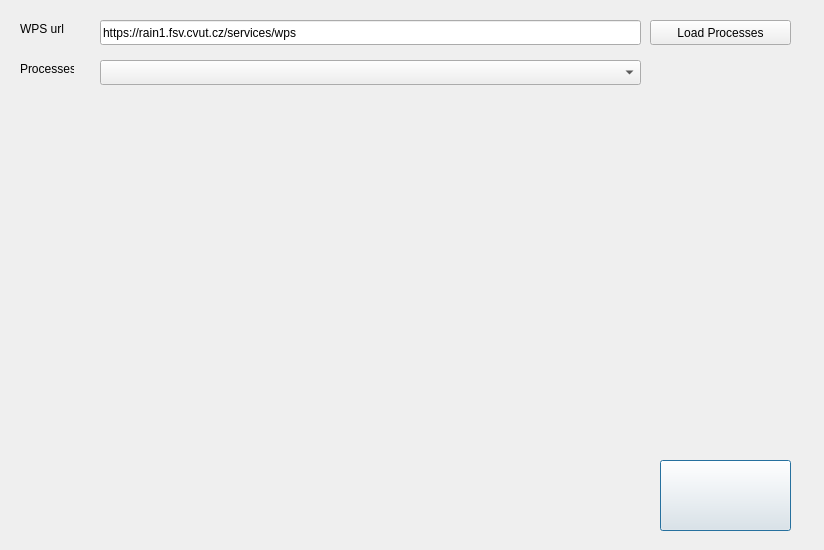
The window that wps_dialog_base.ui (pixalytics-ltd/qgis-wps-plugin) describes before a commit, drawn with Qt 5.
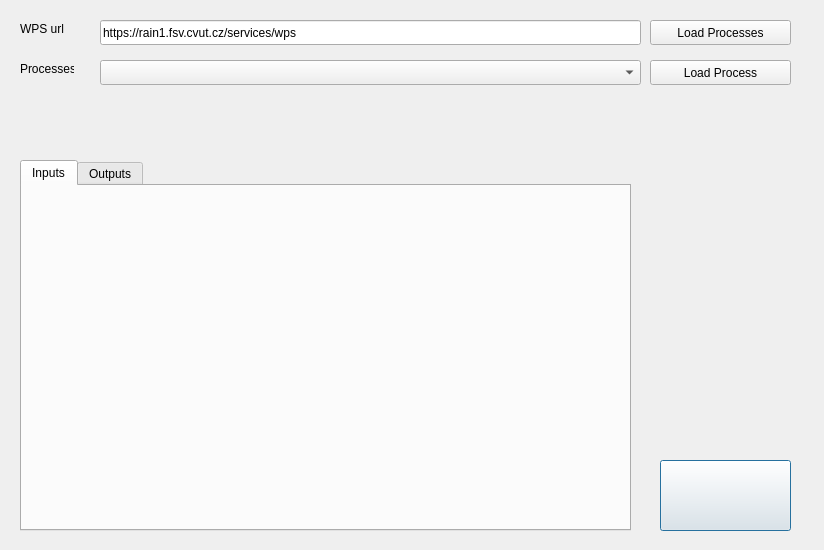
The same window after the commit. Icons and pictures are not drawn.

Commit message: Extending skeleton.

```diff
--- a/wps_dialog_base.ui
+++ b/wps_dialog_base.ui
@@ -111,6 +111,58 @@
     </rect>
    </property>
   </widget>
+  <widget class="QLabel" name="labelProcessDescription">
+   <property name="geometry">
+    <rect>
+     <x>100</x>
+     <y>100</y>
+     <width>541</width>
+     <height>41</height>
+    </rect>
+   </property>
+   <property name="text">
+    <string/>
+   </property>
+   <property name="wordWrap">
+    <bool>true</bool>
+   </property>
+  </widget>
+  <widget class="QPushButton" name="pushButtonLoadProcess">
+   <property name="geometry">
+    <rect>
+     <x>650</x>
+     <y>60</y>
+     <width>141</width>
+     <height>25</height>
+    </rect>
+   </property>
+   <property name="text">
+    <string>Load Process</string>
+   </property>
+  </widget>
+  <widget class="QTabWidget" name="tabWidget">
+   <property name="geometry">
+    <rect>
+     <x>20</x>
+     <y>160</y>
+     <width>611</width>
+     <height>371</height>
+    </rect>
+   </property>
+   <property name="currentIndex">
+    <number>0</number>
+   </property>
+   <widget class="QWidget" name="tabInputs">
+    <attribute name="title">
+     <string>Inputs</string>
+    </attribute>
+   </widget>
+   <widget class="QWidget" name="tabOutpts">
+    <attribute name="title">
+     <string>Outputs</string>
+    </attribute>
+   </widget>
+  </widget>
  </widget>
  <resources/>
  <connections/>
```
The commit also changes 1 other file.
